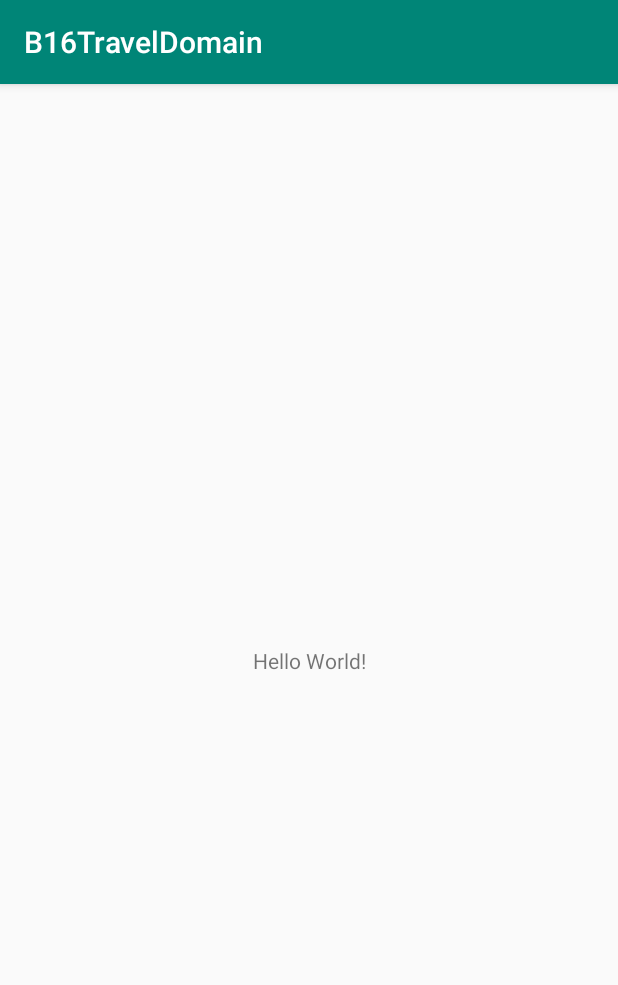
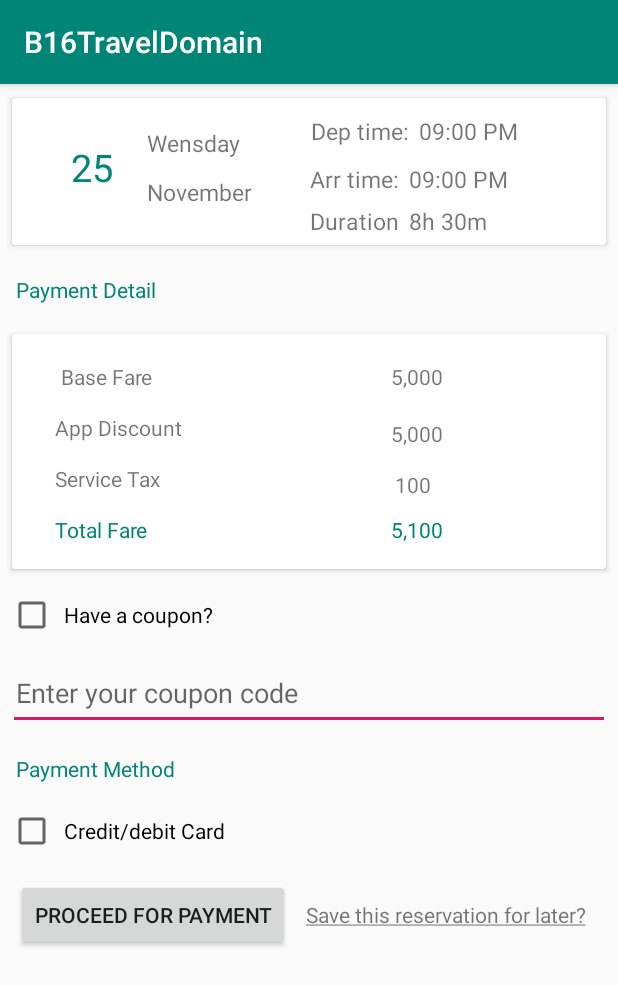
Before and after one commit to c2pycf/B16TravelDomain, an Android app: the screen it shows after launch (MainActivity before the commit, TicketDetailActivity after it), on a phone screen of 412 x 824 dp. Shown: the top 985 px of the screen. Run offline under Robolectric (Android 15) with nearby library versions, the phone set to English and light mode, and no system bars.

Commit message:
Implement UI for TicketInformation; User permission for internet, Pojo class for TicketInformation

```diff
--- a/app/build.gradle
+++ b/app/build.gradle
@@ -19,7 +19,7 @@ android {
 }
 
 dependencies {
-    implementation fileTree(dir: 'libs', include: ['*.jar'])
+    implementation fileTree(include: ['*.jar'], dir: 'libs')
     implementation 'com.android.support:appcompat-v7:28.0.0'
     implementation 'com.android.support.constraint:constraint-layout:1.1.3'
     testImplementation 'junit:junit:4.12'
@@ -29,4 +29,7 @@ dependencies {
     implementation 'com.google.code.gson:gson:2.8.5'
     implementation 'com.squareup.retrofit2:retrofit:2.4.0'
     implementation 'com.squareup.retrofit2:converter-gson:2.4.0'
+    implementation 'com.android.support:design:28.0.0'
+    implementation 'com.android.support:cardview-v7:28.0.0'
+    implementation 'com.android.support:recyclerview-v7:28.0.0'
 }
--- a/app/src/main/AndroidManifest.xml
+++ b/app/src/main/AndroidManifest.xml
@@ -1,6 +1,8 @@
 <?xml version="1.0" encoding="utf-8"?>
 <manifest xmlns:android="http://schemas.android.com/apk/res/android"
     package="com.example.fang.b16traveldomain">
+
+    <uses-permission android:name="android.permission.INTERNET"/>
 
     <application
         android:allowBackup="true"
@@ -10,13 +12,14 @@
         android:supportsRtl="true"
         android:theme="@style/AppTheme">
         <activity android:name=".MainActivity">
+        </activity>
+        <activity android:name=".ticketConfirmation.TicketDetailActivity">
             <intent-filter>
                 <action android:name="android.intent.action.MAIN" />
 
                 <category android:name="android.intent.category.LAUNCHER" />
             </intent-filter>
         </activity>
-        <activity android:name=".ticketConfirmation.TicketDetailActivity"></activity>
     </application>
 
 </manifest>
--- /dev/null
+++ b/app/src/main/java/com/example/fang/b16traveldomain/model/TicketInformation.java
@@ -0,0 +1,177 @@
+package com.example.fang.b16traveldomain.model;
+
+import android.support.annotation.NonNull;
+
+import java.io.Serializable;
+
+public class TicketInformation implements Serializable {
+    String route_name;
+    String busid;
+    String fare;
+    String coupondiscount;
+    String servicetax;
+    String journydate;
+    String boardingtime;
+    String droppingtime;
+    String duration;
+    String passengerid;
+    String passengeremail;
+    String passengermobile;
+    String selectedseat;
+    String passengername;
+    String passengerage;
+    String passengergender;
+
+    public TicketInformation(String route_name, String busid, String fare, String coupondiscount, String servicetax, String journydate, String boardingtime, String droppingtime, String duration, String passengerid, String passengeremail, String passengermobile, String selectedseat, String passengername, String passengerage, String passengergender) {
+        this.route_name = route_name;
+        this.busid = busid;
+        this.fare = fare;
+        this.coupondiscount = coupondiscount;
+        this.servicetax = servicetax;
+        this.journydate = journydate;
+        this.boardingtime = boardingtime;
+        this.droppingtime = droppingtime;
+        this.duration = duration;
+        this.passengerid = passengerid;
+        this.passengeremail = passengeremail;
+        this.passengermobile = passengermobile;
+        this.selectedseat = selectedseat;
+        this.passengername = passengername;
+        this.passengerage = passengerage;
+        this.passengergender = passengergender;
+    }
+
+    public String getRoute_name() {
+        return route_name;
+    }
+
+    public void setRoute_name(String route_name) {
+        this.route_name = route_name;
+    }
+
+    public String getBusid() {
+        return busid;
+    }
+
+    public void setBusid(String busid) {
+        this.busid = busid;
+    }
+
+    public String getFare() {
+        return fare;
+    }
+
+    public void setFare(String fare) {
+        this.fare = fare;
+    }
+
+    public String getCoupondiscount() {
+        return coupondiscount;
+    }
+
+    public void setCoupondiscount(String coupondiscount) {
+        this.coupondiscount = coupondiscount;
+    }
+
+    public String getServicetax() {
+        return servicetax;
+    }
+
+    public void setServicetax(String servicetax) {
+        this.servicetax = servicetax;
+    }
+
+    public String getJournydate() {
+        return journydate;
+    }
+
+    public void setJournydate(String journydate) {
+        this.journydate = journydate;
+    }
+
+    public String getBoardingtime() {
+        return boardingtime;
+    }
+
+    public void setBoardingtime(String boardingtime) {
+        this.boardingtime = boardingtime;
+    }
+
+    public String getDroppingtime() {
+        return droppingtime;
+    }
+
+    public void setDroppingtime(String droppingtime) {
+        this.droppingtime = droppingtime;
+    }
+
+    public String getDuration() {
+        return duration;
+    }
+
+    public void setDuration(String duration) {
+        this.duration = duration;
+    }
+
+    public String getPassengerid() {
+        return passengerid;
+    }
+
+    public void setPassengerid(String passengerid) {
+        this.passengerid = passengerid;
+    }
+
+    public String getPassengeremail() {
+        return passengeremail;
+    }
+
+    public void setPassengeremail(String passengeremail) {
+        this.passengeremail = passengeremail;
+    }
+
+    public String getPassengermobile() {
+        return passengermobile;
+    }
+
+    public void setPassengermobile(String passengermobile) {
+        this.passengermobile = passengermobile;
+    }
+
+    public String getSelectedseat() {
+        return selectedseat;
+    }
+
+    public void setSelectedseat(String selectedseat) {
+        this.selectedseat = selectedseat;
+    }
+
+    public String getPassengername() {
+        return passengername;
+    }
+
+    public void setPassengername(String passengername) {
+        this.passengername = passengername;
+    }
+
+    public String getPassengerage() {
+        return passengerage;
+    }
+
+    public void setPassengerage(String passengerage) {
+        this.passengerage = passengerage;
+    }
+
+    public String getPassengergender() {
+        return passengergender;
+    }
+
+    public void setPassengergender(String passengergender) {
+        this.passengergender = passengergender;
+    }
+
+    @NonNull
+    @Override
+    public String toString() {
+        return super.toString();
+    }
+}
--- a/app/src/main/res/layout/activity_ticket_detail.xml
+++ b/app/src/main/res/layout/activity_ticket_detail.xml
@@ -1,9 +1,80 @@
 <?xml version="1.0" encoding="utf-8"?>
-<android.support.constraint.ConstraintLayout xmlns:android="http://schemas.android.com/apk/res/android"
+<LinearLayout xmlns:android="http://schemas.android.com/apk/res/android"
     xmlns:app="http://schemas.android.com/apk/res-auto"
     xmlns:tools="http://schemas.android.com/tools"
     android:layout_width="match_parent"
-    android:layout_height="match_parent"
-    tools:context=".ticketConfirmation.TicketDetailActivity">
+    android:layout_height="wrap_content"
+    tools:context=".ticketConfirmation.TicketDetailActivity"
+    android:orientation="vertical">
 
-</android.support.constraint.ConstraintLayout>
+    <include layout="@layout/item_date_card" />
+
+    <TextView
+        android:layout_width="wrap_content"
+        android:layout_height="wrap_content"
+        android:text="@string/payment_detail"
+        android:layout_margin="5dp"
+        android:padding="5dp"
+        android:textColor="@color/colorPrimary"/>
+
+    <include layout="@layout/item_fare_card"/>
+
+    <CheckBox
+        android:layout_width="wrap_content"
+        android:layout_height="wrap_content"
+        android:text="@string/coupon_checkbox"
+        android:layout_margin="5dp"
+        android:padding="5dp"/>
+    <EditText
+        android:layout_width="match_parent"
+        android:layout_height="50dp"
+        android:layout_margin="5dp"
+        android:padding="5dp"
+        android:hint="@string/coupon_hint"/>
+    <TextView
+        android:layout_width="wrap_content"
+        android:layout_height="wrap_content"
+        android:text="@string/payment_method"
+        android:layout_margin="5dp"
+        android:padding="5dp"
+        android:textColor="@color/colorPrimary"/>
+
+    <CheckBox
+        android:layout_width="wrap_content"
+        android:layout_height="wrap_content"
+        android:text="@string/payment_method_credit"
+        android:layout_margin="5dp"
+        android:padding="5dp"/>
+
+    <LinearLayout
+        android:layout_width="match_parent"
+        android:layout_height="wrap_content"
+        android:layout_margin="5dp"
+        android:orientation="horizontal">
+
+        <Button
+            android:layout_width="wrap_content"
+            android:layout_height="wrap_content"
+            android:layout_margin="5dp"
+            android:text="@string/proceed_to_payment"
+            android:id="@+id/bt_proceed_for_payment"/>
+
+        <TextView
+            android:layout_width="wrap_content"
+            android:layout_height="wrap_content"
+            android:text="@string/save_reservation_infor"
+            android:layout_margin="5dp"/>
+
+    </LinearLayout>
+
+
+
+
+
+
+
+
+
+
+
+</LinearLayout>
--- /dev/null
+++ b/app/src/main/res/layout/item_date_card.xml
@@ -0,0 +1,137 @@
+<?xml version="1.0" encoding="utf-8"?>
+<android.support.v7.widget.CardView xmlns:android="http://schemas.android.com/apk/res/android"
+    xmlns:tools="http://schemas.android.com/tools"
+    android:layout_width="match_parent"
+    android:layout_height="wrap_content"
+    xmlns:app="http://schemas.android.com/apk/res-auto"
+    app:cardUseCompatPadding="true"
+    android:layout_margin="5dp">
+
+    <android.support.constraint.ConstraintLayout
+        android:layout_width="match_parent"
+        android:layout_height="match_parent">
+
+        <TextView
+            android:id="@+id/tv_date_date_card"
+            android:layout_width="wrap_content"
+            android:layout_height="wrap_content"
+            android:layout_marginStart="36dp"
+            android:layout_marginTop="24dp"
+            android:layout_marginBottom="8dp"
+            android:padding="3sp"
+            android:text="25"
+            android:textColor="@color/colorPrimary"
+            android:textSize="25sp"
+            app:layout_constraintBottom_toBottomOf="parent"
+            app:layout_constraintStart_toStartOf="parent"
+            app:layout_constraintTop_toTopOf="parent"
+            app:layout_constraintVertical_bias="0.05" />
+
+        <TextView
+            android:id="@+id/tv_week_date_card"
+            android:layout_width="wrap_content"
+            android:layout_height="wrap_content"
+            android:layout_marginStart="16dp"
+            android:layout_marginTop="16dp"
+            android:padding="3sp"
+            android:text="Wensday"
+            android:textSize="15sp"
+            app:layout_constraintStart_toEndOf="@+id/tv_date_date_card"
+            app:layout_constraintTop_toTopOf="parent" />
+
+        <TextView
+            android:id="@+id/tv_month_date_card"
+            android:layout_width="wrap_content"
+            android:layout_height="wrap_content"
+            android:layout_marginStart="16dp"
+            android:layout_marginTop="4dp"
+            android:layout_marginBottom="8dp"
+            android:padding="3sp"
+            android:text="November"
+            android:textSize="15sp"
+            app:layout_constraintBottom_toBottomOf="parent"
+            app:layout_constraintStart_toEndOf="@+id/tv_date_date_card"
+            app:layout_constraintTop_toBottomOf="@+id/tv_week_date_card"
+            app:layout_constraintVertical_bias="0.052" />
+
+        <TextView
+            android:id="@+id/textView"
+            android:layout_width="wrap_content"
+            android:layout_height="wrap_content"
+            android:layout_marginStart="40dp"
+            android:layout_marginTop="8dp"
+            android:padding="3sp"
+            android:text="@string/tx_dep_time"
+            android:textSize="15sp"
+            app:layout_constraintStart_toEndOf="@+id/tv_week_date_card"
+            app:layout_constraintTop_toTopOf="parent" />
+
+        <TextView
+            android:id="@+id/tv_dep_date_card"
+            android:layout_width="wrap_content"
+            android:layout_height="wrap_content"
+            android:layout_marginTop="8dp"
+            android:layout_marginEnd="8dp"
+            android:padding="3sp"
+            android:text="09:00 PM"
+            android:textSize="15sp"
+            app:layout_constraintEnd_toEndOf="parent"
+            app:layout_constraintHorizontal_bias="0.0"
+            app:layout_constraintStart_toEndOf="@+id/textView"
+            app:layout_constraintTop_toTopOf="parent" />
+
+        <TextView
+            android:id="@+id/textView2"
+            android:layout_width="wrap_content"
+            android:layout_height="wrap_content"
+            android:layout_marginStart="32dp"
+            android:layout_marginTop="4dp"
+            android:padding="3sp"
+            android:text="@string/tx_arr_time"
+            android:textSize="15sp"
+            app:layout_constraintStart_toEndOf="@+id/tv_month_date_card"
+            app:layout_constraintTop_toBottomOf="@+id/textView" />
+
+        <TextView
+            android:id="@+id/tv_arr_date_card"
+            android:layout_width="wrap_content"
+            android:layout_height="wrap_content"
+            android:layout_marginTop="4dp"
+            android:layout_marginEnd="8dp"
+            android:padding="3sp"
+            android:text="09:00 PM"
+            android:textSize="15sp"
+            app:layout_constraintEnd_toEndOf="parent"
+            app:layout_constraintHorizontal_bias="0.0"
+            app:layout_constraintStart_toEndOf="@+id/textView2"
+            app:layout_constraintTop_toBottomOf="@+id/tv_dep_date_card" />
+
+        <TextView
+            android:id="@+id/textView3"
+            android:layout_width="wrap_content"
+            android:layout_height="30dp"
+            android:layout_marginStart="32dp"
+            android:padding="3sp"
+            android:text="@string/tx_duration"
+            android:textSize="15sp"
+            app:layout_constraintStart_toEndOf="@+id/tv_month_date_card"
+            app:layout_constraintTop_toBottomOf="@+id/textView2" />
+
+        <TextView
+            android:id="@+id/tv_duration_date_card"
+            android:layout_width="wrap_content"
+            android:layout_height="wrap_content"
+            android:layout_marginEnd="8dp"
+            android:padding="3sp"
+            android:text="8h 30m"
+            android:textSize="15sp"
+            app:layout_constraintEnd_toEndOf="parent"
+            app:layout_constraintHorizontal_bias="0.0"
+            app:layout_constraintStart_toEndOf="@+id/textView3"
+            app:layout_constraintTop_toBottomOf="@+id/tv_arr_date_card" />
+
+
+    </android.support.constraint.ConstraintLayout>
+
+
+</android.support.v7.widget.CardView>
--- /dev/null
+++ b/app/src/main/res/layout/item_fare_card.xml
@@ -0,0 +1,113 @@
+<?xml version="1.0" encoding="utf-8"?>
+<android.support.v7.widget.CardView
+    xmlns:android="http://schemas.android.com/apk/res/android"
+    xmlns:app="http://schemas.android.com/apk/res-auto"
+    xmlns:tools="http://schemas.android.com/tools"
+    android:layout_width="match_parent"
+    android:layout_height="wrap_content"
+    app:cardUseCompatPadding="true"
+    android:layout_margin="5dp">
+
+    <android.support.constraint.ConstraintLayout
+        android:layout_width="match_parent"
+        android:layout_height="match_parent"
+        android:padding="5dp">
+
+        <TextView
+            android:id="@+id/tx_base_fare"
+            android:layout_width="wrap_content"
+            android:layout_height="wrap_content"
+            android:layout_marginStart="24dp"
+            android:layout_marginTop="10dp"
+            android:padding="3dp"
+            android:text="@string/base_fare"
+            app:layout_constraintStart_toStartOf="parent"
+            app:layout_constraintTop_toTopOf="parent" />
+
+        <TextView
+            android:id="@+id/tx_app_discount"
+            android:layout_width="wrap_content"
+            android:layout_height="wrap_content"
+            android:layout_marginStart="20dp"
+            android:layout_marginTop="8dp"
+            android:padding="3dp"
+            android:text="@string/app_discount"
+            app:layout_constraintStart_toStartOf="parent"
+            app:layout_constraintTop_toBottomOf="@+id/tx_base_fare" />
+
+        <TextView
+            android:id="@+id/tx_service_tax"
+            android:layout_width="wrap_content"
+            android:layout_height="wrap_content"
+            android:layout_marginStart="20dp"
+            android:layout_marginTop="8dp"
+            android:padding="3dp"
+            android:text="@string/service_tax"
+            app:layout_constraintStart_toStartOf="parent"
+            app:layout_constraintTop_toBottomOf="@+id/tx_app_discount" />
+
+        <TextView
+            android:id="@+id/tx_total"
+            android:layout_width="wrap_content"
+            android:layout_height="wrap_content"
+            android:layout_marginStart="20dp"
+            android:layout_marginTop="8dp"
+            android:layout_marginBottom="8dp"
+            android:padding="3dp"
+            android:text="@string/total_fare"
+            app:layout_constraintBottom_toBottomOf="parent"
+            app:layout_constraintStart_toStartOf="parent"
+            app:layout_constraintTop_toBottomOf="@+id/tx_service_tax"
+            android:textColor="@color/colorPrimary"/>
+
+        <TextView
+            android:id="@+id/tv_base_fare"
+            android:layout_width="wrap_content"
+            android:layout_height="wrap_content"
+            android:layout_marginTop="10dp"
+            android:layout_marginEnd="100dp"
+            android:padding="3dp"
+            android:text="5,000"
+            app:layout_constraintEnd_toEndOf="parent"
+            app:layout_constraintTop_toTopOf="parent" />
+
+        <TextView
+            android:id="@+id/tv_app_discount"
+            android:layout_width="wrap_content"
+            android:layout_height="wrap_content"
+            android:layout_marginTop="12dp"
+            android:layout_marginEnd="100dp"
+            android:padding="3dp"
+            android:text="5,000"
+            app:layout_constraintEnd_toEndOf="parent"
+            app:layout_constraintTop_toBottomOf="@+id/tv_base_fare" />
+
+        <TextView
+            android:id="@+id/tv_service_tax"
+            android:layout_width="wrap_content"
+            android:layout_height="wrap_content"
+            android:layout_marginTop="8dp"
+            android:layout_marginEnd="108dp"
+            android:padding="3dp"
+            android:text="100"
+            app:layout_constraintEnd_toEndOf="parent"
+            app:layout_constraintTop_toBottomOf="@+id/tv_app_discount" />
+
+        <TextView
+            android:id="@+id/tv_total"
+            android:layout_width="wrap_content"
+            android:layout_height="wrap_content"
+            android:layout_marginTop="4dp"
+            android:layout_marginEnd="100dp"
+            android:layout_marginBottom="8dp"
+            android:padding="3dp"
+            android:text="5,100"
+            app:layout_constraintBottom_toBottomOf="parent"
+            app:layout_constraintEnd_toEndOf="parent"
+            app:layout_constraintTop_toBottomOf="@+id/tv_service_tax"
+            android:textColor="@color/colorPrimary"/>
+
+
+    </android.support.constraint.ConstraintLayout>
+
+</android.support.v7.widget.CardView>
--- a/app/src/main/res/values/strings.xml
+++ b/app/src/main/res/values/strings.xml
@@ -1,3 +1,17 @@
 <resources>
     <string name="app_name">B16TravelDomain</string>
+    <string name="tx_dep_time">Dep time:</string>
+    <string name="tx_arr_time">Arr time:</string>
+    <string name="tx_duration">Duration</string>
+    <string name="base_fare">Base Fare</string>
+    <string name="app_discount">App Discount</string>
+    <string name="service_tax">Service Tax</string>
+    <string name="total_fare">Total Fare</string>
+    <string name="payment_detail">Payment Detail</string>
+    <string name="coupon_checkbox">Have a coupon?</string>
+    <string name="coupon_hint">Enter your coupon code</string>
+    <string name="payment_method">Payment Method</string>
+    <string name="payment_method_credit">Credit/debit Card</string>
+    <string name="proceed_to_payment">Proceed for Payment</string>
+    <string name="save_reservation_infor"><u>Save this reservation for later?</u></string>
 </resources>
```
